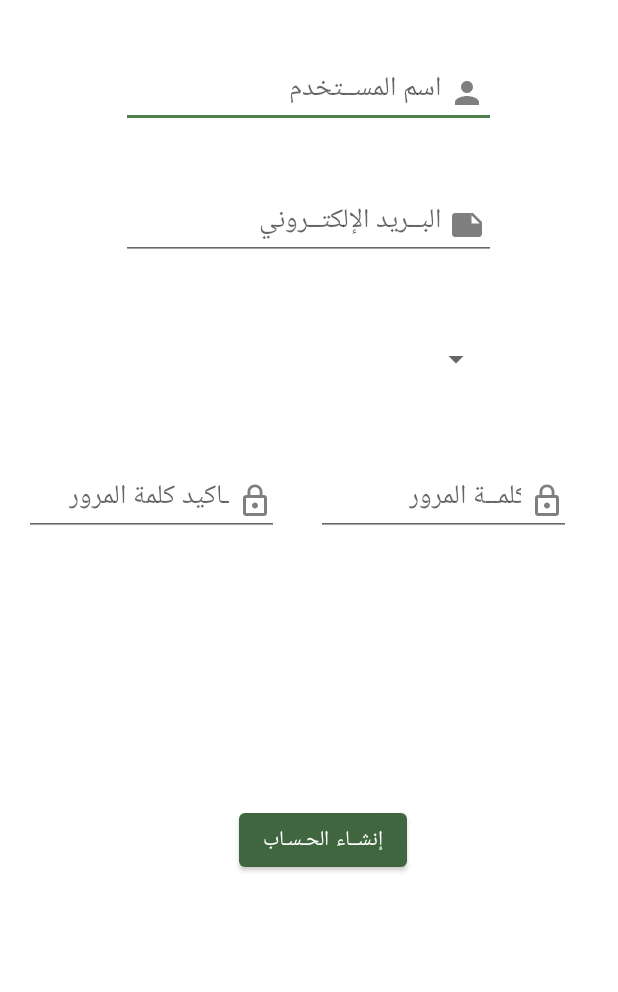
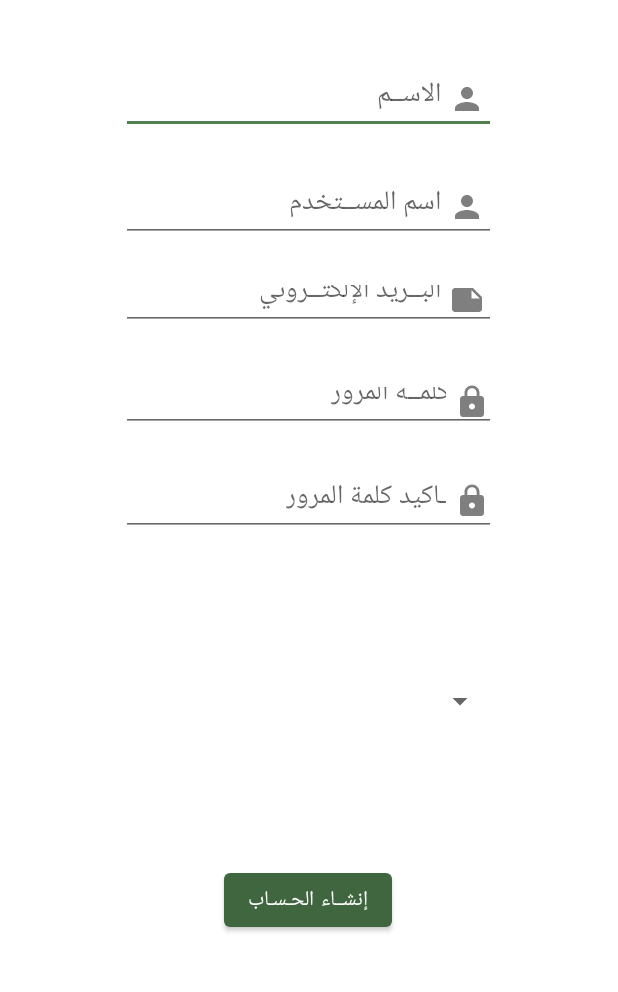
Before and after one commit to mohammedtabbakh/foodly, an Android app: the layout activity_sign_up.xml on its own in the app's theme, with its tools: preview values and no code run, on a phone screen of 412 x 824 dp, the part 228-1220 px from its top. Run offline under Robolectric (Android 15) with nearby library versions, the phone set to English and light mode, and no system bars.

Commit message:
login & signup

```diff
--- /dev/null
+++ b/Foodly/app/src/main/res/drawable-anydpi/ic_person.xml
@@ -0,0 +1,10 @@
+<vector xmlns:android="http://schemas.android.com/apk/res/android"
+    android:width="24dp"
+    android:height="24dp"
+    android:viewportWidth="24"
+    android:viewportHeight="24"
+    android:tint="#333333">
+    <path
+        android:fillColor="#FF000000"
+        android:pathData="M12,12c2.21,0 4,-1.79 4,-4s-1.79,-4 -4,-4 -4,1.79 -4,4 1.79,4 4,4zM12,14c-2.67,0 -8,1.34 -8,4v2h16v-2c0,-2.66 -5.33,-4 -8,-4z"/>
+</vector>
--- /dev/null
+++ b/Foodly/app/src/main/res/drawable/ic_lock_black_24dp.xml
@@ -0,0 +1,5 @@
+<vector android:alpha="0.5" android:height="24dp"
+    android:viewportHeight="24.0" android:viewportWidth="24.0"
+    android:width="24dp" xmlns:android="http://schemas.android.com/apk/res/android">
+    <path android:fillColor="#FF000000" android:pathData="M18,8h-1L17,6c0,-2.76 -2.24,-5 -5,-5S7,3.24 7,6v2L6,8c-1.1,0 -2,0.9 -2,2v10c0,1.1 0.9,2 2,2h12c1.1,0 2,-0.9 2,-2L20,10c0,-1.1 -0.9,-2 -2,-2zM12,17c-1.1,0 -2,-0.9 -2,-2s0.9,-2 2,-2 2,0.9 2,2 -0.9,2 -2,2zM15.1,8L8.9,8L8.9,6c0,-1.71 1.39,-3.1 3.1,-3.1 1.71,0 3.1,1.39 3.1,3.1v2z"/>
+</vector>
--- a/Foodly/app/src/main/res/drawable/ic_lock_outline_black_24dp.xml
+++ /dev/null
@@ -1,5 +0,0 @@
-<vector android:alpha="0.5" android:height="24dp"
-    android:viewportHeight="24.0" android:viewportWidth="24.0"
-    android:width="24dp" xmlns:android="http://schemas.android.com/apk/res/android">
-    <path android:fillColor="#FF000000" android:pathData="M12,17c1.1,0 2,-0.9 2,-2s-0.9,-2 -2,-2 -2,0.9 -2,2 0.9,2 2,2zM18,8h-1L17,6c0,-2.76 -2.24,-5 -5,-5S7,3.24 7,6v2L6,8c-1.1,0 -2,0.9 -2,2v10c0,1.1 0.9,2 2,2h12c1.1,0 2,-0.9 2,-2L20,10c0,-1.1 -0.9,-2 -2,-2zM8.9,6c0,-1.71 1.39,-3.1 3.1,-3.1s3.1,1.39 3.1,3.1v2L8.9,8L8.9,6zM18,20L6,20L6,10h12v10z"/>
-</vector>
--- a/Foodly/app/src/main/res/layout/activity_login.xml
+++ b/Foodly/app/src/main/res/layout/activity_login.xml
@@ -5,7 +5,6 @@
     android:layout_width="match_parent"
     android:layout_height="match_parent"
     tools:context=".Login">
-
     <ImageView
         android:id="@+id/imageView"
         android:layout_width="wrap_content"
@@ -22,7 +21,7 @@
     <EditText
         android:id="@+id/etName"
         android:layout_width="250dp"
-        android:layout_height="45dp"
+        android:layout_height="46dp"
         android:layout_marginStart="8dp"
         android:layout_marginTop="236dp"
         android:layout_marginEnd="8dp"
@@ -46,9 +45,9 @@
         android:layout_marginTop="332dp"
         android:layout_marginEnd="8dp"
         android:ems="10"
+        android:drawablePadding="5dp"
+        android:drawableRight="@drawable/ic_lock_black_24dp"
         android:hint="كلمــة المرور"
-        android:drawableRight="@drawable/ic_lock_outline_black_24dp"
-        android:drawablePadding="5dp"
         android:inputType="textPassword"
         android:paddingLeft="140dp"
         app:layout_constraintEnd_toEndOf="parent"
@@ -98,7 +97,7 @@
     <View
         android:id="@+id/divider"
         android:layout_width="300dp"
-        android:layout_height="2dp"
+        android:layout_height="0.5dp"
         android:layout_marginStart="8dp"
         android:layout_marginEnd="8dp"
         android:layout_marginBottom="228dp"
--- a/Foodly/app/src/main/res/layout/activity_sign_up.xml
+++ b/Foodly/app/src/main/res/layout/activity_sign_up.xml
@@ -5,7 +5,6 @@
     android:layout_width="match_parent"
     android:layout_height="match_parent"
     tools:context=".SignUp">
-
     <ImageView
         android:id="@+id/imageView"
         android:layout_width="wrap_content"
@@ -24,12 +23,29 @@
         android:layout_width="250dp"
         android:layout_height="45dp"
         android:layout_marginStart="8dp"
-        android:layout_marginTop="192dp"
+        android:layout_marginTop="196dp"
         android:layout_marginEnd="8dp"
+        android:drawableRight="@drawable/ic_person_black_24dp"
+        android:drawablePadding="5dp"
         android:ems="10"
+        android:hint="الاســم "
+        android:inputType="textPersonName"
+        android:paddingRight="7dp"
+        app:layout_constraintEnd_toEndOf="parent"
+        app:layout_constraintHorizontal_bias="0.496"
+        app:layout_constraintStart_toStartOf="parent"
+        app:layout_constraintTop_toTopOf="parent" />
 
+    <EditText
+        android:id="@+id/etUserName"
+        android:layout_width="250dp"
+        android:layout_height="45dp"
+        android:layout_marginStart="8dp"
+        android:layout_marginTop="268dp"
+        android:layout_marginEnd="8dp"
+        android:drawableRight="@drawable/ic_person_black_24dp"
         android:drawablePadding="5dp"
-        android:drawableRight="@drawable/ic_person_black_24dp"
+        android:ems="10"
         android:hint="اسم المســتخدم"
         android:inputType="textPersonName"
         android:paddingRight="7dp"
@@ -42,13 +58,13 @@
     <EditText
         android:id="@+id/etEmail"
         android:layout_width="250dp"
-        android:layout_height="45dp"
+        android:layout_height="40dp"
         android:layout_marginStart="8dp"
-        android:layout_marginTop="280dp"
+        android:layout_marginTop="332dp"
         android:layout_marginEnd="8dp"
+        android:drawableRight="@drawable/ic_note_black_24dp"
+        android:drawablePadding="5dp"
         android:ems="10"
-        android:drawablePadding="5dp"
-        android:drawableRight="@drawable/ic_note_black_24dp"
         android:hint="البــريد الإلكتــروني"
         android:inputType="textEmailAddress"
         android:paddingRight="7dp"
@@ -58,38 +74,39 @@
         app:layout_constraintTop_toTopOf="parent" />
 
     <EditText
-        android:id="@+id/etPassword"
-        android:layout_width="170dp"
+        android:id="@+id/etCnfirmPassowrd"
+        android:layout_width="250dp"
         android:layout_height="45dp"
         android:layout_marginStart="8dp"
         android:layout_marginTop="464dp"
         android:layout_marginEnd="8dp"
+        android:drawableRight="@drawable/ic_lock_black_24dp"
+        android:drawablePadding="5dp"
         android:ems="10"
         android:hint="تـأكيد كلمة المرور"
-        android:drawablePadding="5dp"
-        android:drawableRight="@drawable/ic_lock_outline_black_24dp"
         android:inputType="textPassword"
-        android:paddingLeft="30dp"
+        android:paddingLeft="110dp"
         app:layout_constraintEnd_toEndOf="parent"
-        app:layout_constraintHorizontal_bias="0.035"
+        app:layout_constraintHorizontal_bias="0.496"
         app:layout_constraintStart_toStartOf="parent"
         app:layout_constraintTop_toTopOf="parent" />
 
     <EditText
-        android:id="@+id/etConfirmPassword"
-        android:layout_width="170dp"
-        android:layout_height="45dp"
+
+        android:id="@+id/etPassword"
+        android:layout_width="250dp"
+        android:layout_height="40dp"
         android:layout_marginStart="8dp"
-        android:layout_marginTop="464dp"
+        android:layout_marginTop="400dp"
         android:layout_marginEnd="8dp"
-        android:drawableRight="@drawable/ic_lock_outline_black_24dp"
+        android:drawableRight="@drawable/ic_lock_black_24dp"
         android:drawablePadding="5dp"
         android:ems="10"
         android:hint="كلمــة المرور"
         android:inputType="textPassword"
-        android:paddingLeft="62dp"
+        android:paddingLeft="140dp"
         app:layout_constraintEnd_toEndOf="parent"
-        app:layout_constraintHorizontal_bias="0.897"
+        app:layout_constraintHorizontal_bias="0.496"
         app:layout_constraintStart_toStartOf="parent"
         app:layout_constraintTop_toTopOf="parent" />
 
@@ -99,24 +116,25 @@
         android:layout_height="wrap_content"
         android:layout_marginStart="8dp"
         android:layout_marginEnd="8dp"
-        android:layout_marginBottom="88dp"
+        android:layout_marginBottom="48dp"
         android:text="إنشــاء الحـسـاب"
         app:layout_constraintBottom_toBottomOf="parent"
         app:layout_constraintEnd_toEndOf="parent"
-        app:layout_constraintHorizontal_bias="0.534"
+        app:layout_constraintHorizontal_bias="0.498"
         app:layout_constraintStart_toStartOf="parent" />
 
     <Spinner
         android:id="@+id/spinner"
-        android:layout_width="248dp"
-        android:layout_height="29dp"
-        android:layout_marginTop="360dp"
-        android:spinnerMode="dropdown"
-
+        android:layout_width="250dp"
+        android:layout_height="33dp"
+        android:layout_marginStart="8dp"
+        android:layout_marginTop="352dp"
+        android:layout_marginEnd="8dp"
+        android:layout_marginBottom="8dp"
         app:layout_constraintBottom_toBottomOf="parent"
         app:layout_constraintEnd_toEndOf="parent"
-        app:layout_constraintHorizontal_bias="0.489"
+        app:layout_constraintHorizontal_bias="0.496"
         app:layout_constraintStart_toStartOf="parent"
         app:layout_constraintTop_toTopOf="parent"
-        app:layout_constraintVertical_bias="0.038" />
+        app:layout_constraintVertical_bias="0.582" />
 </android.support.constraint.ConstraintLayout>
```
Also changed, not shown: Foodly/app/src/main/res/drawable-hdpi/ic_person.png (added), Foodly/app/src/main/res/drawable-mdpi/ic_person.png (added), Foodly/app/src/main/res/drawable-xhdpi/ic_person.png (added), Foodly/app/src/main/res/drawable-xxhdpi/ic_person.png (added).
